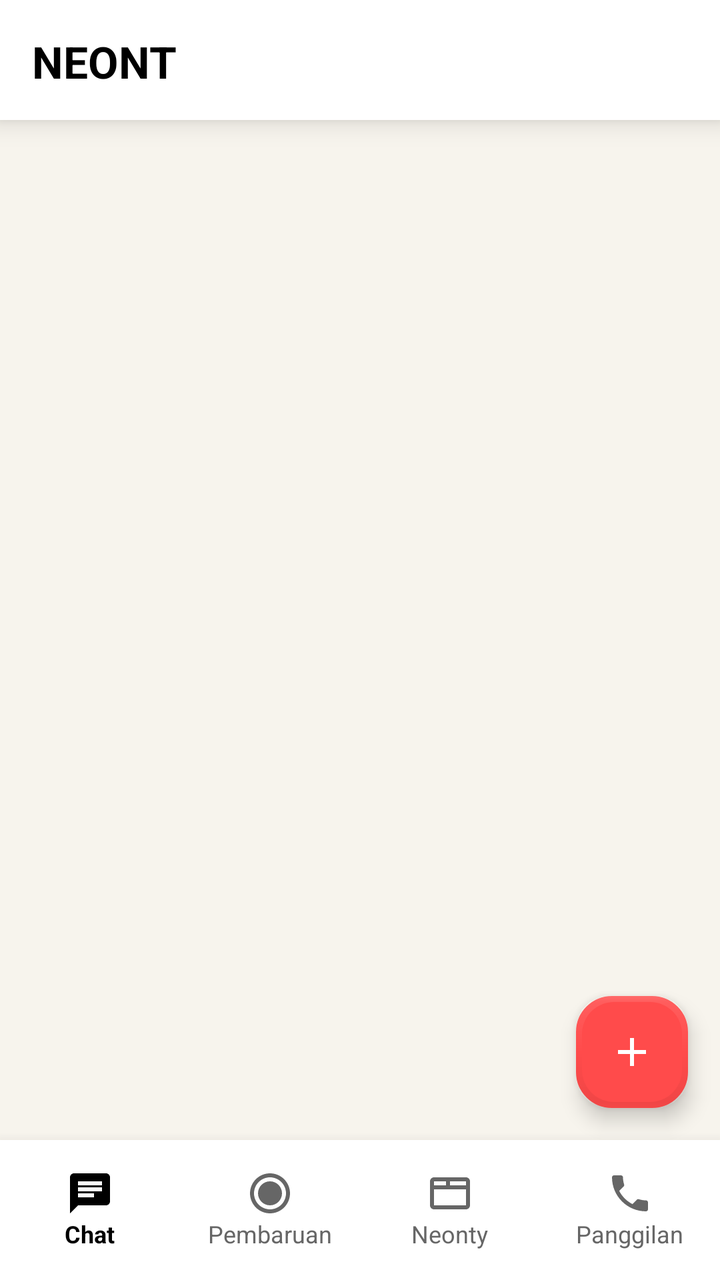
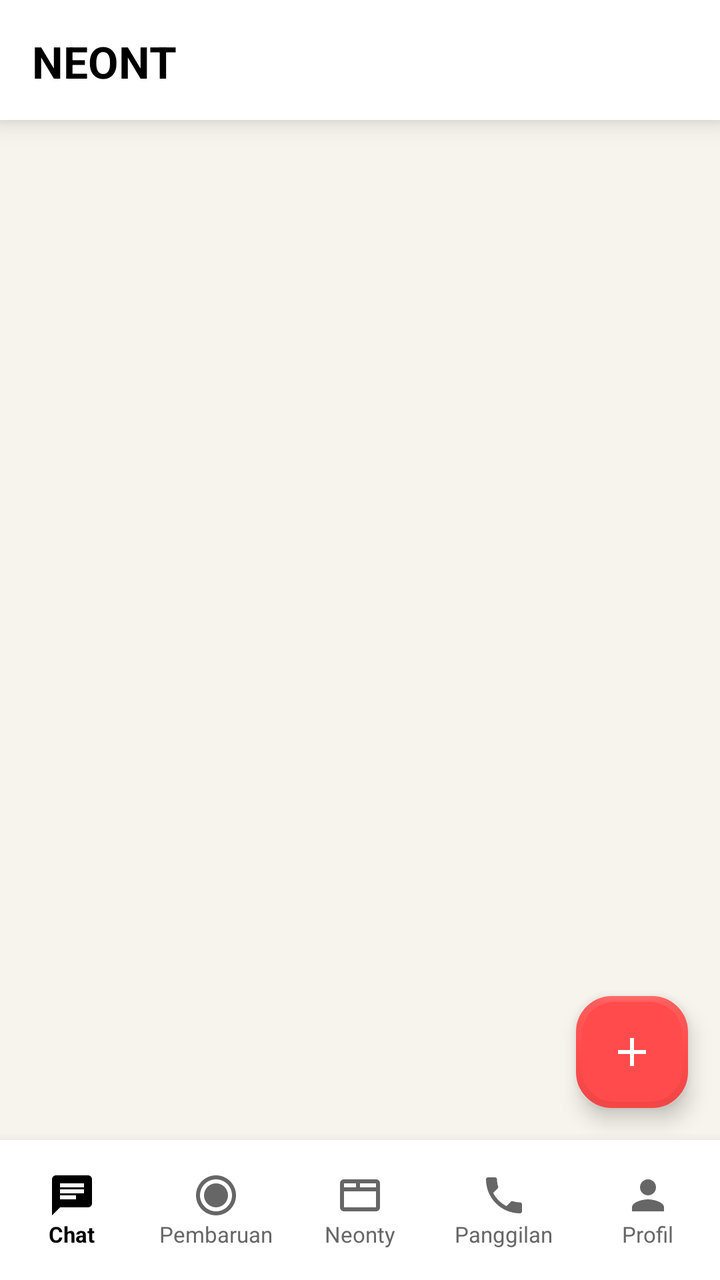

Screens rendered from an Android XML layout before and after an edit, with the pre-edit source and the edit as a unified diff.
<!-- AndroidManifest.xml: application theme Theme.Material3.DayNight.NoActionBar -->
<!-- res/layout/activity_home.xml -->
<?xml version="1.0" encoding="utf-8"?>
<androidx.constraintlayout.widget.ConstraintLayout xmlns:android="http://schemas.android.com/apk/res/android"
    xmlns:app="http://schemas.android.com/apk/res-auto"
    android:layout_width="match_parent"
    android:layout_height="match_parent"
    android:background="@color/nb_bg">

    
    <LinearLayout
        android:id="@+id/toolbar"
        android:layout_width="match_parent"
        android:layout_height="60dp"
        android:background="@color/nb_white"
        android:elevation="8dp"
        android:orientation="horizontal"
        android:gravity="center_vertical"
        android:padding="16dp"
        app:layout_constraintTop_toTopOf="parent">
        <TextView
            android:layout_width="wrap_content"
            android:layout_height="wrap_content"
            android:text="NEONT"
            android:textColor="@color/nb_black"
            android:textSize="22sp"
            android:textStyle="bold" />
    </LinearLayout>

    
    <androidx.recyclerview.widget.RecyclerView
        android:id="@+id/rvChats"
        android:layout_width="match_parent"
        android:layout_height="0dp"
        android:layout_margin="16dp"
        app:layout_constraintTop_toBottomOf="@id/toolbar"
        app:layout_constraintBottom_toTopOf="@id/bottomNav" />

    
    <com.google.android.material.floatingactionbutton.FloatingActionButton
        android:id="@+id/fabNewChat"
        android:layout_width="wrap_content"
        android:layout_height="wrap_content"
        android:layout_margin="16dp"
        android:src="@drawable/ic_wa_plus"
        app:tint="@color/nb_white"
        app:backgroundTint="@color/nb_red"
        app:borderWidth="3dp"
        app:layout_constraintBottom_toTopOf="@id/bottomNav"
        app:layout_constraintEnd_toEndOf="parent" />

    
    <LinearLayout
        android:id="@+id/bottomNav"
        android:layout_width="match_parent"
        android:layout_height="70dp"
        android:background="@color/nb_white"
        android:elevation="10dp"
        android:orientation="horizontal"
        app:layout_constraintBottom_toBottomOf="parent">

        
        <LinearLayout android:layout_width="0dp" android:layout_height="match_parent" android:layout_weight="1" android:orientation="vertical" android:gravity="center" android:background="?attr/selectableItemBackground">
            <ImageView android:layout_width="24dp" android:layout_height="24dp" android:src="@drawable/ic_wa_chat" app:tint="@color/nb_black"/>
            <TextView android:layout_width="wrap_content" android:layout_height="wrap_content" android:text="Chat" android:textSize="12sp" android:textStyle="bold" android:textColor="@color/nb_black"/>
        </LinearLayout>

        <LinearLayout android:layout_width="0dp" android:layout_height="match_parent" android:layout_weight="1" android:orientation="vertical" android:gravity="center" android:background="?attr/selectableItemBackground">
            <ImageView android:layout_width="24dp" android:layout_height="24dp" android:src="@drawable/ic_wa_status" app:tint="#666666"/>
            <TextView android:layout_width="wrap_content" android:layout_height="wrap_content" android:text="Pembaruan" android:textSize="12sp" android:textColor="#666666"/>
        </LinearLayout>

        <LinearLayout android:layout_width="0dp" android:layout_height="match_parent" android:layout_weight="1" android:orientation="vertical" android:gravity="center" android:background="?attr/selectableItemBackground">
            <ImageView android:layout_width="24dp" android:layout_height="24dp" android:src="@drawable/ic_neonty_box" app:tint="#666666"/>
            <TextView android:layout_width="wrap_content" android:layout_height="wrap_content" android:text="Neonty" android:textSize="12sp" android:textColor="#666666"/>
        </LinearLayout>

        <LinearLayout android:layout_width="0dp" android:layout_height="match_parent" android:layout_weight="1" android:orientation="vertical" android:gravity="center" android:background="?attr/selectableItemBackground">
            <ImageView android:layout_width="24dp" android:layout_height="24dp" android:src="@drawable/ic_wa_call" app:tint="#666666"/>
            <TextView android:layout_width="wrap_content" android:layout_height="wrap_content" android:text="Panggilan" android:textSize="12sp" android:textColor="#666666"/>
        </LinearLayout>
    </LinearLayout>
</androidx.constraintlayout.widget.ConstraintLayout>
<!-- resources referenced by this layout -->
<resources>
  <color name="nb_bg">#F7F4ED</color>
  <color name="nb_black">#000000</color>
  <color name="nb_red">#FF4B4B</color>
  <color name="nb_white">#FFFFFF</color>
  <!-- drawable ic_neonty_box (drawable) -->
  <vector xmlns:android="http://schemas.android.com/apk/res/android" android:width="24dp" android:height="24dp" android:viewportWidth="24" android:viewportHeight="24">
      <path android:fillColor="#000000" android:pathData="M20,4H4C2.9,4 2,4.9 2,6v12c0,1.1 0.9,2 2,2h16c1.1,0 2,-0.9 2,-2V6C22,4.9 21.1,4 20,4zM20,8h-8V6h8V8zM4,6h6v2H4V6zM4,18v-8h16v8H4z"/>
  </vector>
  <!-- drawable ic_wa_call (drawable) -->
  <vector xmlns:android="http://schemas.android.com/apk/res/android" android:width="24dp" android:height="24dp" android:viewportWidth="24" android:viewportHeight="24"><path android:fillColor="#000000" android:pathData="M6.62,10.79c1.44,2.83 3.76,5.14 6.59,6.59l2.2,-2.2c0.27,-0.27 0.67,-0.36 1.02,-0.24 1.12,0.37 2.33,0.57 3.57,0.57 0.55,0 1,0.45 1,1V20c0,0.55 -0.45,1 -1,1 -9.39,0 -17,-7.61 -17,-17 0,-0.55 0.45,-1 1,-1h3.5c0.55,0 1,0.45 1,1 0,1.25 0.2,2.45 0.57,3.57 0.11,0.35 0.03,0.74 -0.25,1.02l-2.2,2.2z"/></vector>
  <!-- drawable ic_wa_chat (drawable) -->
  <vector xmlns:android="http://schemas.android.com/apk/res/android" android:width="24dp" android:height="24dp" android:viewportWidth="24" android:viewportHeight="24"><path android:fillColor="#000000" android:pathData="M20,2H4c-1.1,0 -2,0.9 -2,2v18l4,-4h14c1.1,0 2,-0.9 2,-2V4c0,-1.1 -0.9,-2 -2,-2zM6,9h12v2H6V9zM14,14H6v-2h8V14zM18,8H6V6h12V8z"/></vector>
  <!-- drawable ic_wa_plus (drawable) -->
  <vector xmlns:android="http://schemas.android.com/apk/res/android" android:width="24dp" android:height="24dp" android:viewportWidth="24" android:viewportHeight="24" android:tint="#000000"><path android:fillColor="@android:color/white" android:pathData="M19,13h-6v6h-2v-6H5v-2h6V5h2v6h6v2z"/></vector>
  <!-- drawable ic_wa_status (drawable) -->
  <vector xmlns:android="http://schemas.android.com/apk/res/android" android:width="24dp" android:height="24dp" android:viewportWidth="24" android:viewportHeight="24"><path android:fillColor="#000000" android:pathData="M12,2C6.48,2 2,6.48 2,12s4.48,10 10,10 10,-4.48 10,-10S17.52,2 12,2zM12,20c-4.41,0 -8,-3.59 -8,-8s3.59,-8 8,-8 8,3.59 8,8 -3.59,8 -8,8zM12,6c-3.31,0 -6,2.69 -6,6s2.69,6 6,6 6,-2.69 6,-6 -2.69,-6 -6,-6z"/></vector>
</resources>

<!-- the commit's change to res/layout/activity_home.xml (unified diff, before → after) -->
@@ -5,7 +5,6 @@
     android:layout_height="match_parent"
     android:background="@color/nb_bg">
 
-    
     <LinearLayout
         android:id="@+id/toolbar"
         android:layout_width="match_parent"
@@ -25,7 +24,6 @@
             android:textStyle="bold" />
     </LinearLayout>
 
-    
     <androidx.recyclerview.widget.RecyclerView
         android:id="@+id/rvChats"
         android:layout_width="match_parent"
@@ -34,7 +32,6 @@
         app:layout_constraintTop_toBottomOf="@id/toolbar"
         app:layout_constraintBottom_toTopOf="@id/bottomNav" />
 
-    
     <com.google.android.material.floatingactionbutton.FloatingActionButton
         android:id="@+id/fabNewChat"
         android:layout_width="wrap_content"
@@ -47,7 +44,6 @@
         app:layout_constraintBottom_toTopOf="@id/bottomNav"
         app:layout_constraintEnd_toEndOf="parent" />
 
-    
     <LinearLayout
         android:id="@+id/bottomNav"
         android:layout_width="match_parent"
@@ -57,25 +53,38 @@
         android:orientation="horizontal"
         app:layout_constraintBottom_toBottomOf="parent">
 
-        
         <LinearLayout android:layout_width="0dp" android:layout_height="match_parent" android:layout_weight="1" android:orientation="vertical" android:gravity="center" android:background="?attr/selectableItemBackground">
             <ImageView android:layout_width="24dp" android:layout_height="24dp" android:src="@drawable/ic_wa_chat" app:tint="@color/nb_black"/>
-            <TextView android:layout_width="wrap_content" android:layout_height="wrap_content" android:text="Chat" android:textSize="12sp" android:textStyle="bold" android:textColor="@color/nb_black"/>
+            <TextView android:layout_width="wrap_content" android:layout_height="wrap_content" android:text="Chat" android:textSize="11sp" android:textStyle="bold" android:textColor="@color/nb_black"/>
         </LinearLayout>
 
         <LinearLayout android:layout_width="0dp" android:layout_height="match_parent" android:layout_weight="1" android:orientation="vertical" android:gravity="center" android:background="?attr/selectableItemBackground">
             <ImageView android:layout_width="24dp" android:layout_height="24dp" android:src="@drawable/ic_wa_status" app:tint="#666666"/>
-            <TextView android:layout_width="wrap_content" android:layout_height="wrap_content" android:text="Pembaruan" android:textSize="12sp" android:textColor="#666666"/>
+            <TextView android:layout_width="wrap_content" android:layout_height="wrap_content" android:text="Pembaruan" android:textSize="11sp" android:textColor="#666666"/>
         </LinearLayout>
 
         <LinearLayout android:layout_width="0dp" android:layout_height="match_parent" android:layout_weight="1" android:orientation="vertical" android:gravity="center" android:background="?attr/selectableItemBackground">
             <ImageView android:layout_width="24dp" android:layout_height="24dp" android:src="@drawable/ic_neonty_box" app:tint="#666666"/>
-            <TextView android:layout_width="wrap_content" android:layout_height="wrap_content" android:text="Neonty" android:textSize="12sp" android:textColor="#666666"/>
+            <TextView android:layout_width="wrap_content" android:layout_height="wrap_content" android:text="Neonty" android:textSize="11sp" android:textColor="#666666"/>
         </LinearLayout>
 
         <LinearLayout android:layout_width="0dp" android:layout_height="match_parent" android:layout_weight="1" android:orientation="vertical" android:gravity="center" android:background="?attr/selectableItemBackground">
             <ImageView android:layout_width="24dp" android:layout_height="24dp" android:src="@drawable/ic_wa_call" app:tint="#666666"/>
-            <TextView android:layout_width="wrap_content" android:layout_height="wrap_content" android:text="Panggilan" android:textSize="12sp" android:textColor="#666666"/>
+            <TextView android:layout_width="wrap_content" android:layout_height="wrap_content" android:text="Panggilan" android:textSize="11sp" android:textColor="#666666"/>
         </LinearLayout>
+
+        
+        <LinearLayout 
+            android:id="@+id/navProfile"
+            android:layout_width="0dp" 
+            android:layout_height="match_parent" 
+            android:layout_weight="1" 
+            android:orientation="vertical" 
+            android:gravity="center" 
+            android:background="?attr/selectableItemBackground">
+            <ImageView android:layout_width="24dp" android:layout_height="24dp" android:src="@drawable/ic_wa_profile" app:tint="#666666"/>
+            <TextView android:layout_width="wrap_content" android:layout_height="wrap_content" android:text="Profil" android:textSize="11sp" android:textColor="#666666"/>
+        </LinearLayout>
+
     </LinearLayout>
 </androidx.constraintlayout.widget.ConstraintLayout>
<!-- resource entries referenced after the edit -->
@@ -14,6 +14,10 @@
   <vector xmlns:android="http://schemas.android.com/apk/res/android" android:width="24dp" android:height="24dp" android:viewportWidth="24" android:viewportHeight="24"><path android:fillColor="#000000" android:pathData="M20,2H4c-1.1,0 -2,0.9 -2,2v18l4,-4h14c1.1,0 2,-0.9 2,-2V4c0,-1.1 -0.9,-2 -2,-2zM6,9h12v2H6V9zM14,14H6v-2h8V14zM18,8H6V6h12V8z"/></vector>
   <!-- drawable ic_wa_plus (drawable) -->
   <vector xmlns:android="http://schemas.android.com/apk/res/android" android:width="24dp" android:height="24dp" android:viewportWidth="24" android:viewportHeight="24" android:tint="#000000"><path android:fillColor="@android:color/white" android:pathData="M19,13h-6v6h-2v-6H5v-2h6V5h2v6h6v2z"/></vector>
+  <!-- drawable ic_wa_profile (drawable) -->
+  <vector xmlns:android="http://schemas.android.com/apk/res/android" android:width="24dp" android:height="24dp" android:viewportWidth="24" android:viewportHeight="24">
+      <path android:fillColor="#000000" android:pathData="M12,12c2.21,0 4,-1.79 4,-4s-1.79,-4 -4,-4 -4,1.79 -4,4 1.79,4 4,4zM12,14c-2.67,0 -8,1.34 -8,4v2h16v-2c0,-2.66 -5.33,-4 -8,-4z"/>
+  </vector>
   <!-- drawable ic_wa_status (drawable) -->
   <vector xmlns:android="http://schemas.android.com/apk/res/android" android:width="24dp" android:height="24dp" android:viewportWidth="24" android:viewportHeight="24"><path android:fillColor="#000000" android:pathData="M12,2C6.48,2 2,6.48 2,12s4.48,10 10,10 10,-4.48 10,-10S17.52,2 12,2zM12,20c-4.41,0 -8,-3.59 -8,-8s3.59,-8 8,-8 8,3.59 8,8 -3.59,8 -8,8zM12,6c-3.31,0 -6,2.69 -6,6s2.69,6 6,6 6,-2.69 6,-6 -2.69,-6 -6,-6z"/></vector>
 </resources>
